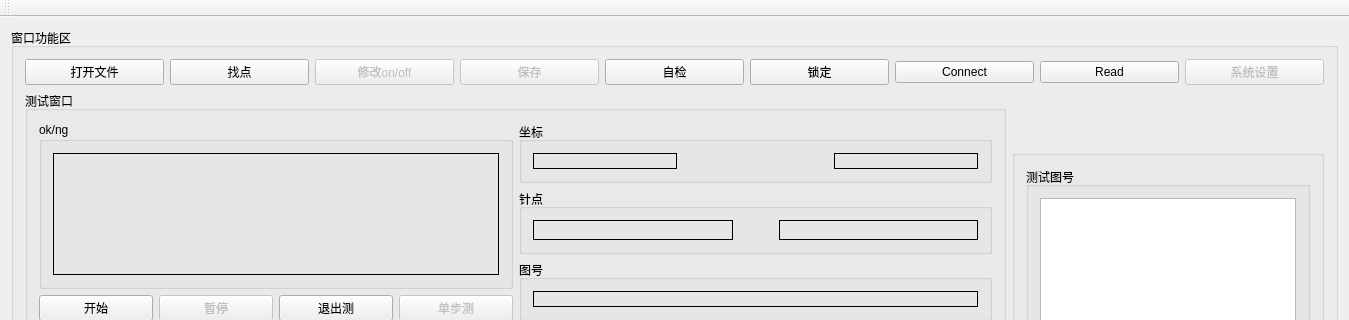
Old version of the form QIoTest/qiotest.ui in the repository wymdrose/QIOTEST; both pictures show x 0 to 1349 and y 0 to 320 of the 1349 by 809 pixel window.
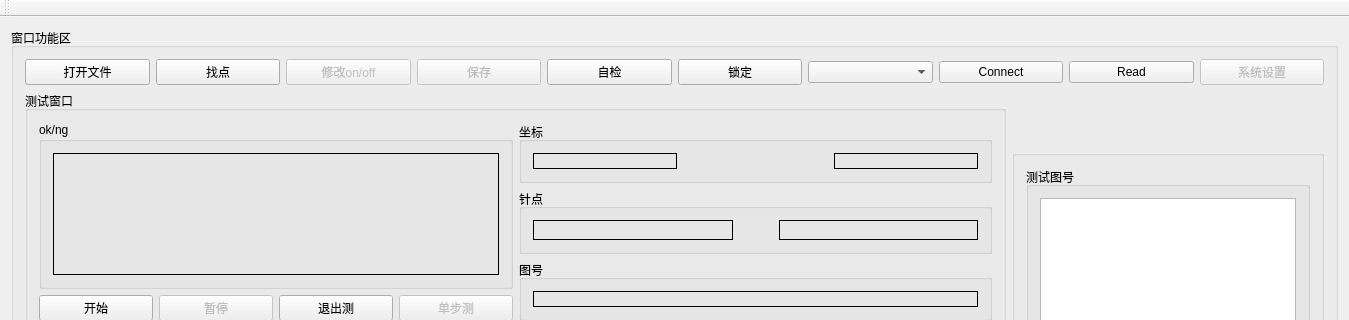
New version of the form. Icons and pictures are not drawn.

The edit to the form file:
```diff
--- a/QIoTest/qiotest.ui
+++ b/QIoTest/qiotest.ui
@@ -78,6 +78,9 @@
                </property>
               </widget>
              </item>
+             <item>
+              <widget class="QComboBox" name="comboBox"/>
+             </item>
              <item>
               <widget class="QPushButton" name="pushButtonConnect">
                <property name="text">
```
